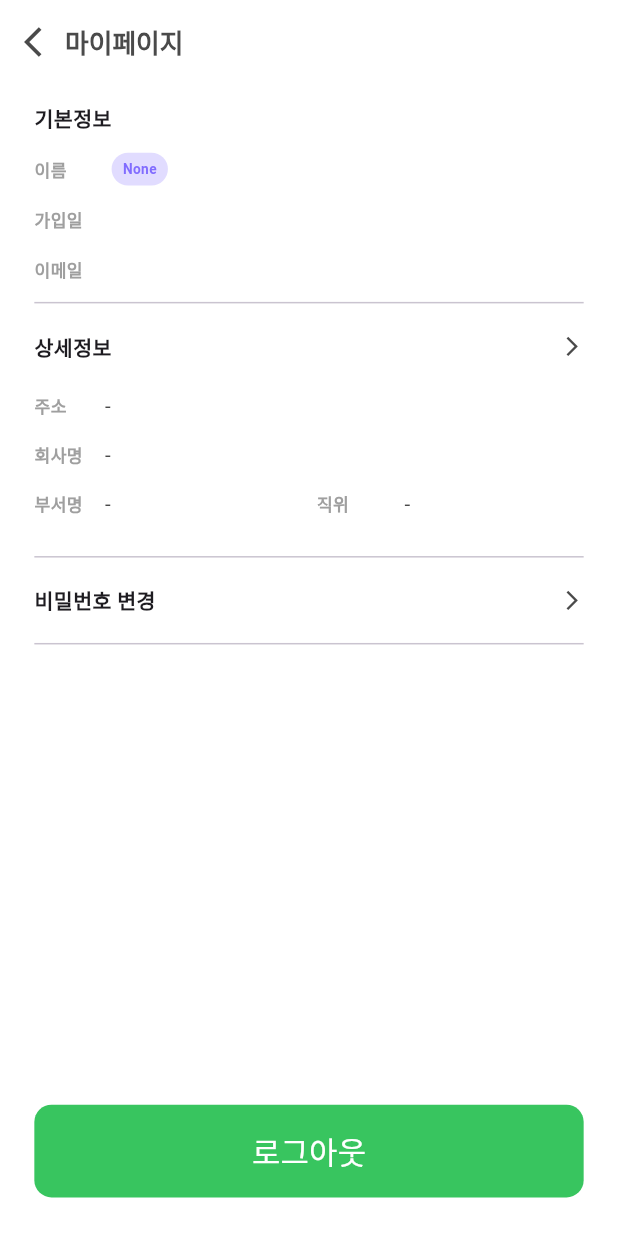
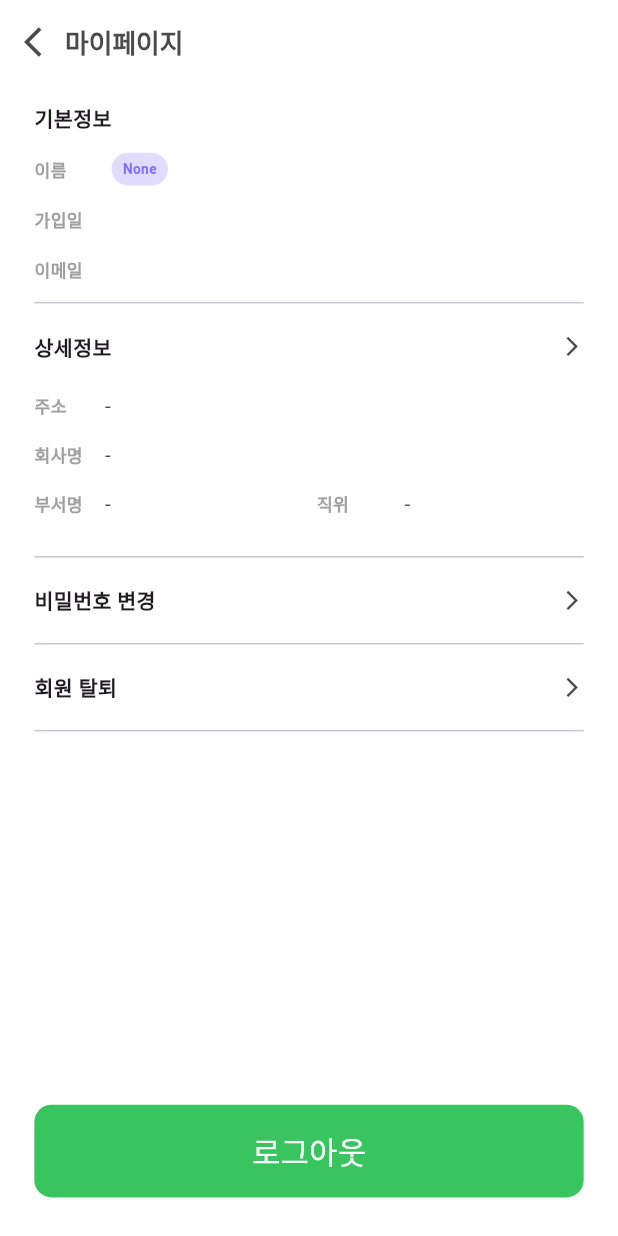
Before and after one commit to wonjuneee/20242R0136COSE48002, a Flutter app: the UserInfoScreen screen opened directly, on a phone screen of 412 x 824 dp. Run offline on Flutter 3.47's test engine with Material 3 defaults, Android fonts, the light colour scheme and no system bars; our stand-ins replace cloud_firestore, dotted_border, email_validator, firebase_auth, firebase_core, firebase_storage and 8 more; missing offline and left inert: kpostal, qr_code_scanner, xml2json; accounts and stored records are empty; Roboto replaces fonts that are missing (Pretendard); statements that could not run were skipped.

Commit message:
fix: refactor

```diff
--- a/app/structure/lib/screen/my_page/user_info_screen.dart
+++ b/app/structure/lib/screen/my_page/user_info_screen.dart
@@ -21,9 +21,9 @@ class UserInfoScreen extends StatelessWidget {
         child: Column(
           crossAxisAlignment: CrossAxisAlignment.center,
           children: [
-            SizedBox(
-              height: 20.h,
-            ),
+            SizedBox(height: 20.h),
+
+            // 기본 정보
             Container(
               margin: EdgeInsets.only(left: 40.w),
               alignment: Alignment.centerLeft,
@@ -32,9 +32,7 @@ class UserInfoScreen extends StatelessWidget {
                 style: Palette.userInfoIndex,
               ),
             ),
-            SizedBox(
-              height: 20.h,
-            ),
+            SizedBox(height: 20.h),
             SizedBox(
               width: 640.w,
               child: Row(
@@ -56,9 +54,7 @@ class UserInfoScreen extends StatelessWidget {
                             context.read<UserInfoViewModel>().userName,
                             style: Palette.userInfoContent,
                           ),
-                          SizedBox(
-                            width: 8.w,
-                          ),
+                          SizedBox(width: 8.w),
                           Container(
                             height: 34.h,
                             alignment: Alignment.center,
@@ -76,15 +72,11 @@ class UserInfoScreen extends StatelessWidget {
                       ),
                     ),
                   ),
-                  SizedBox(
-                    width: 10.w,
-                  ),
+                  SizedBox(width: 10.w),
                 ],
               ),
             ),
-            SizedBox(
-              height: 20.h,
-            ),
+            SizedBox(height: 20.h),
             SizedBox(
               width: 640.w,
               child: Row(
@@ -103,9 +95,7 @@ class UserInfoScreen extends StatelessWidget {
                 ],
               ),
             ),
-            SizedBox(
-              height: 20.h,
-            ),
+            SizedBox(height: 20.h),
             SizedBox(
               width: 640.w,
               child: Row(
@@ -123,15 +113,15 @@ class UserInfoScreen extends StatelessWidget {
                 ],
               ),
             ),
-            SizedBox(
-              height: 20.h,
-            ),
+            SizedBox(height: 20.h),
             Container(
               margin: EdgeInsets.symmetric(horizontal: 40.w),
               child: const Divider(
                 height: 0,
               ),
             ),
+
+            // 상세 정보
             InkWell(
               onTap: () =>
                   context.read<UserInfoViewModel>().clickedEdit(context),
@@ -177,9 +167,7 @@ class UserInfoScreen extends StatelessWidget {
                 ],
               ),
             ),
-            SizedBox(
-              height: 20.h,
-            ),
+            SizedBox(height: 20.h),
             SizedBox(
               width: 640.w,
               child: Row(
@@ -197,9 +185,7 @@ class UserInfoScreen extends StatelessWidget {
                 ],
               ),
             ),
-            SizedBox(
-              height: 20.h,
-            ),
+            SizedBox(height: 20.h),
             SizedBox(
               width: 640.w,
               child: Row(
@@ -232,15 +218,15 @@ class UserInfoScreen extends StatelessWidget {
                 ],
               ),
             ),
-            SizedBox(
-              height: 40.h,
-            ),
+            SizedBox(height: 40.h),
             Container(
               margin: EdgeInsets.symmetric(horizontal: 40.w),
               child: const Divider(
                 height: 0,
               ),
             ),
+
+            // 비밀번호 변경
             InkWell(
               onTap: () =>
                   context.read<UserInfoViewModel>().clickedChangePW(context),
@@ -269,7 +255,39 @@ class UserInfoScreen extends StatelessWidget {
                 height: 0,
               ),
             ),
+
+            // 회원 탈퇴
+            InkWell(
+              onTap: () =>
+                  context.read<UserInfoViewModel>().clickedChangePW(context),
+              child: SizedBox(
+                width: 640.w,
+                height: 90.h,
+                child: Row(
+                  children: [
+                    Text(
+                      '회원 탈퇴',
+                      style: Palette.userInfoIndex,
+                    ),
+                    const Spacer(),
+                    Icon(
+                      Icons.arrow_forward_ios,
+                      color: Palette.appBarIcon,
+                      size: 24.h,
+                    )
+                  ],
+                ),
+              ),
+            ),
+            Container(
+              margin: EdgeInsets.symmetric(horizontal: 40.w),
+              child: const Divider(
+                height: 0,
+              ),
+            ),
             const Spacer(),
+
+            // 로그아웃 버튼
             Container(
               margin: EdgeInsets.only(bottom: 40.h),
               child: MainButton(
--- a/app/structure/lib/viewModel/my_page/change_password_view_model.dart
+++ b/app/structure/lib/viewModel/my_page/change_password_view_model.dart
@@ -2,7 +2,6 @@ import 'dart:convert';
 
 import 'package:firebase_auth/firebase_auth.dart';
 import 'package:flutter/material.dart';
-import 'package:go_router/go_router.dart';
 import 'package:structure/components/custom_pop_up.dart';
 import 'package:structure/config/pallete.dart';
 import 'package:structure/dataSource/remote_data_source.dart';
```
Also changed, not shown: app/structure/lib/viewModel/my_page/user_info_view_model.dart (+9 -8 lines).
